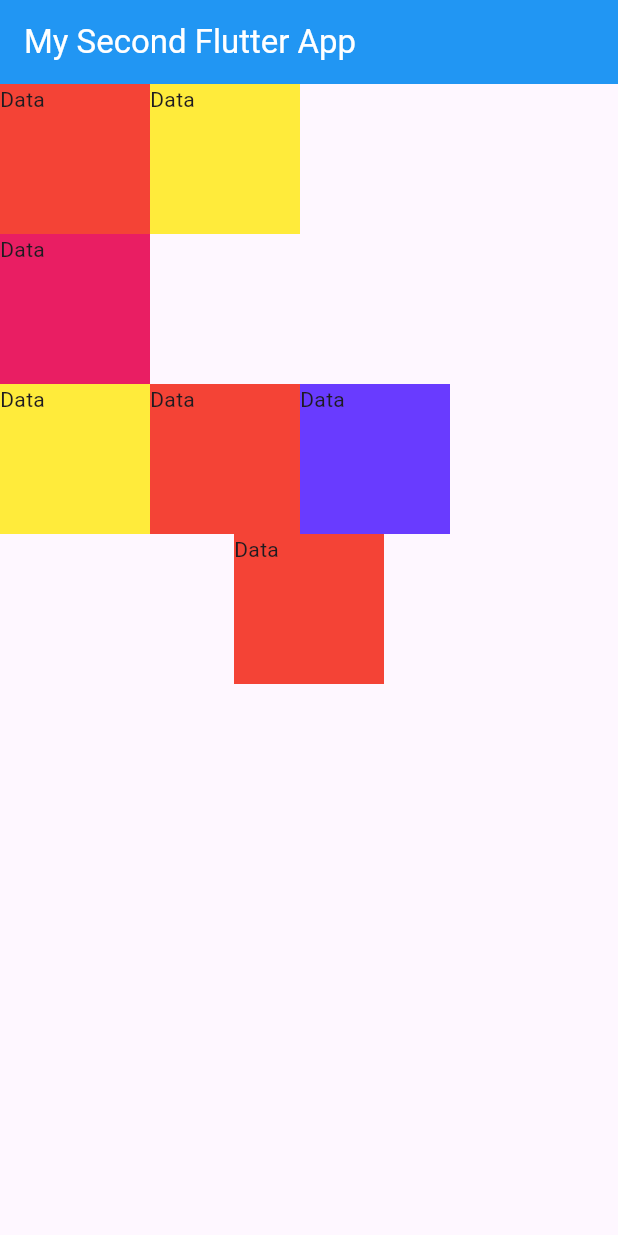
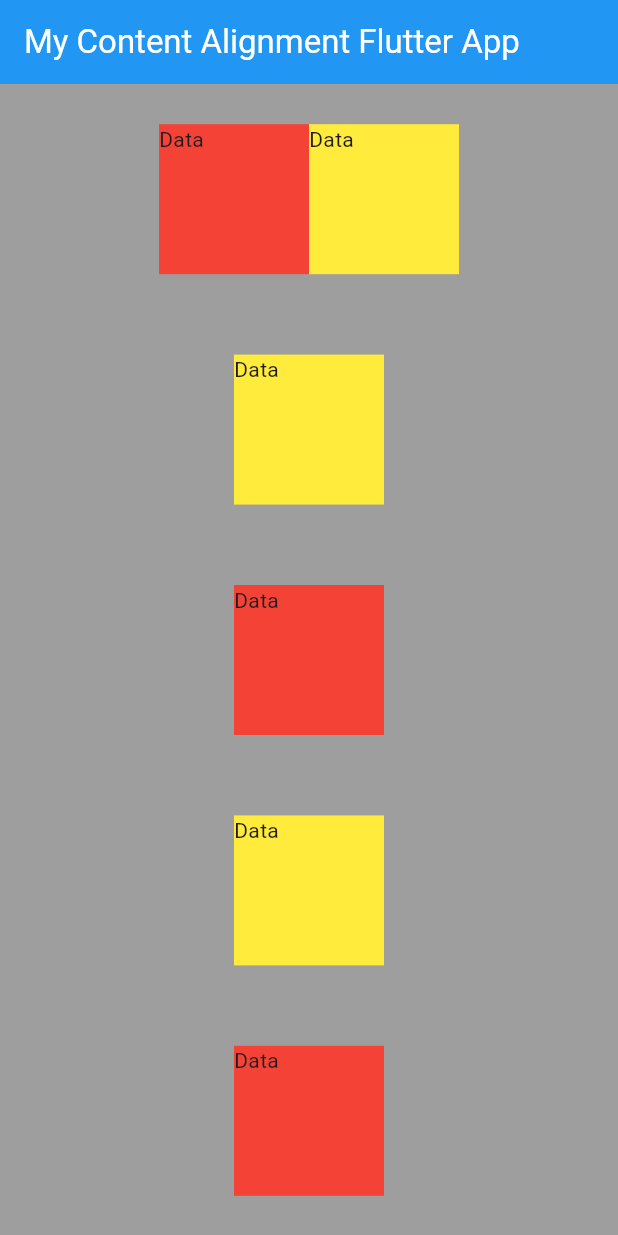
Before and after one commit to SuhAilMAnzoor/second_flutter_on_structure, a Flutter app: the screen it shows after launch, on a phone screen of 412 x 824 dp. Run offline on Flutter 3.47's test engine with Material 3 defaults, Android fonts, the phone set to English and light mode, and no system bars.

Commit message:
Containers Alignment Using Row Column Alignment MainAxixAlignment and CrossAxisAlignment

```diff
--- /dev/null
+++ b/lib/SelfLearning06_Alignment.dart
@@ -0,0 +1,69 @@
+import 'package:flutter/material.dart';
+
+class SelfLearning06 extends StatelessWidget {
+  const SelfLearning06({super.key});
+
+  @override
+  Widget build(BuildContext context) {
+    return Scaffold(
+      appBar: AppBar(
+        title: const Text("My Content Alignment Flutter App",
+            style: TextStyle(color: Colors.white)),
+        backgroundColor: Colors.blue,
+      ),
+      body: Container(
+        color: Colors.grey,
+        width: double.infinity,
+        child: Column(
+          mainAxisAlignment: MainAxisAlignment.spaceAround,
+          // crossAxisAlignment: CrossAxisAlignment.center,
+          children: [
+            Row(
+              mainAxisAlignment: MainAxisAlignment.center,
+              children: [
+                Container(
+                  height: 100,
+                  width: 100,
+                  color: Colors.red,
+                  child: Text("Data"),
+                ),
+                Container(
+                  height: 100,
+                  width: 100,
+                  color: Colors.yellow,
+                  child: Text("Data"),
+                ),
+              ],
+            ),
+            Container(
+              height: 100,
+              width: 100,
+              color: Colors.yellow,
+              child: Text("Data"),
+            ),
+            Container(
+              height: 100,
+              width: 100,
+              color: Colors.red,
+              child: Text("Data"),
+            ),
+            Container(
+              height: 100,
+              width: 100,
+              color: Colors.yellow,
+              child: Text("Data"),
+            ),
+            Container(
+              height: 100,
+              width: 100,
+              color: Colors.red,
+              child: Text("Data"),
+            ),
+          ],
+        ),
+      ),
+    );
+  }
+}
+
+// See Last Program In Profile_View File at the end of lecture
--- a/lib/main.dart
+++ b/lib/main.dart
@@ -1,5 +1,5 @@
 import 'package:flutter/material.dart';
-import 'package:my_first_flutter_project/SelfLearning04_MakeStructureOfContainers.dart';
+import 'package:my_first_flutter_project/SelfLearning06_Alignment.dart';
 
 void main() {
   runApp(const MyApp());
@@ -11,7 +11,7 @@ class MyApp extends StatelessWidget {
   @override
   Widget build(BuildContext context) {
     return const MaterialApp(
-      home: SelfLearning04(),
+      home: SelfLearning06(),
     );
   }
 }
```
